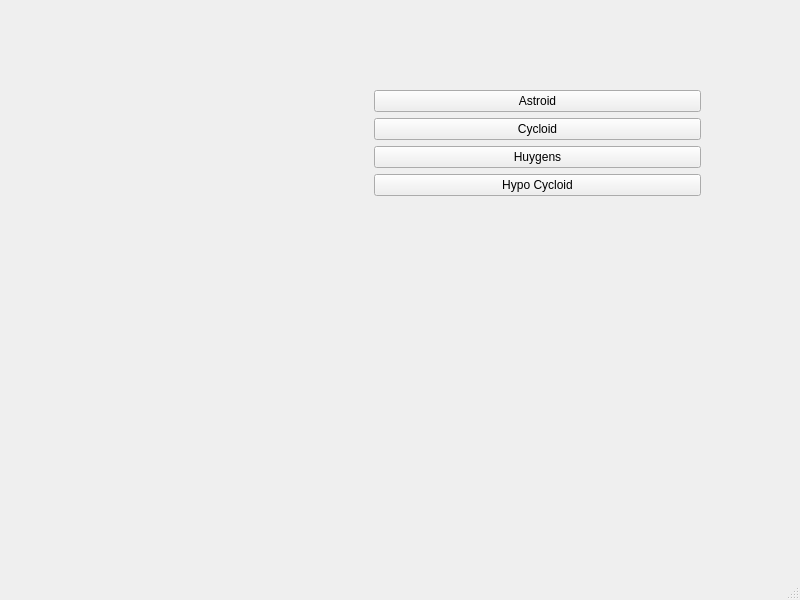
sra51/QtCurves, file mainwindow.ui: the form before one commit.
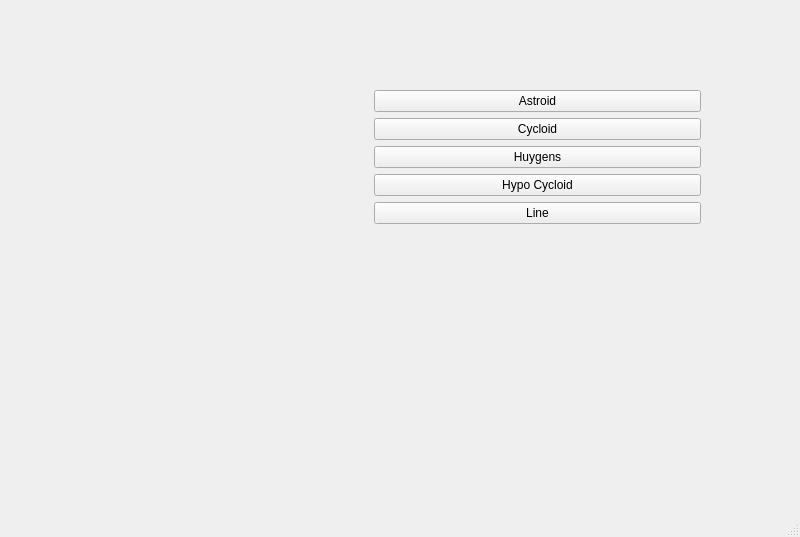
The form after the commit. Custom widgets are drawn as their Qt base class.

Commit message: Draw Line

The edit to the form file:
```diff
--- a/mainwindow.ui
+++ b/mainwindow.ui
@@ -7,7 +7,7 @@
     <x>0</x>
     <y>0</y>
     <width>800</width>
-    <height>600</height>
+    <height>537</height>
    </rect>
   </property>
   <property name="windowTitle">
@@ -57,6 +57,13 @@
          </property>
         </widget>
        </item>
+       <item>
+        <widget class="QPushButton" name="btnLine">
+         <property name="text">
+          <string>Line</string>
+         </property>
+        </widget>
+       </item>
        <item>
         <spacer name="verticalSpacer">
          <property name="orientation">
```
The commit also changes 5 other files.
